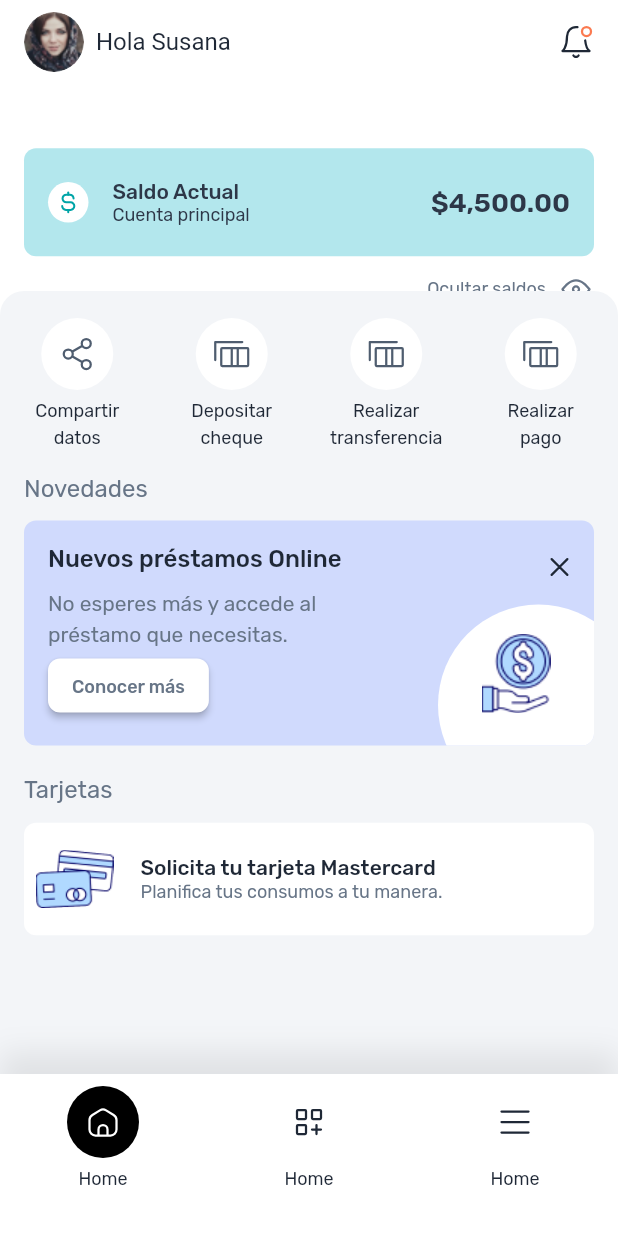
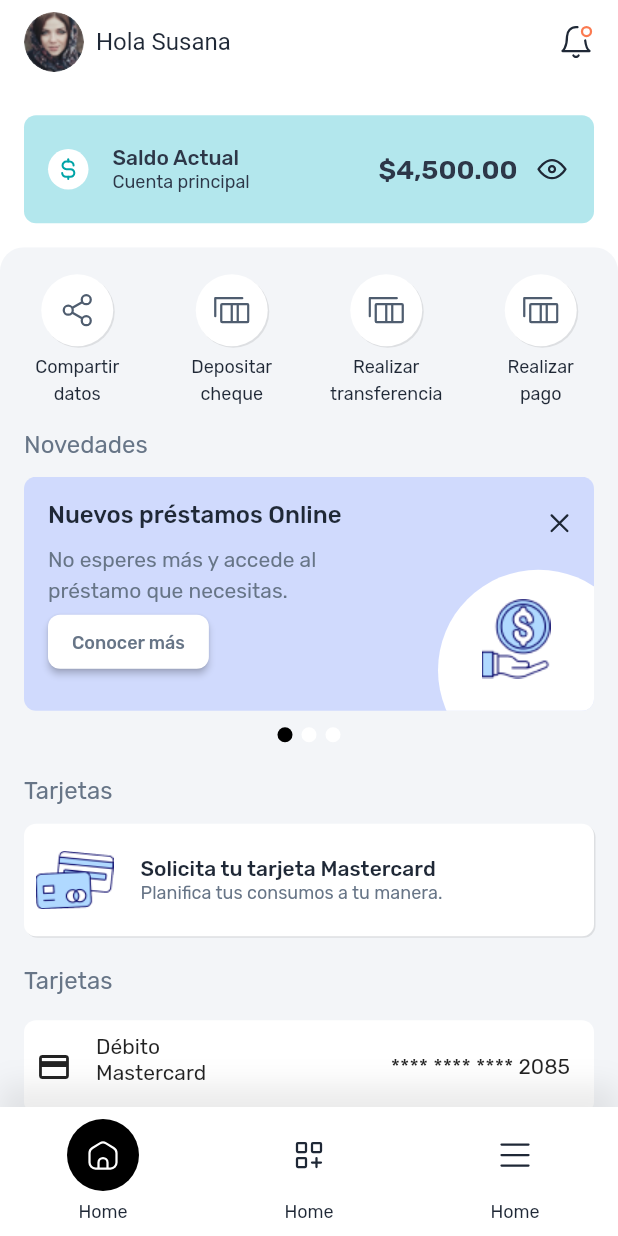
Before and after one commit to DCAccusys/facebank, a Flutter app: the screen it shows after launch, on a phone screen of 412 x 824 dp. Run offline on Flutter 3.47's test engine with Material 2 defaults, Android fonts, the phone set to English and light mode, and no system bars; drawn by our look-alikes of card_swiper; our stand-ins replace flutter_svg, get, google_fonts.

Commit message:
Advance with second home page with credit card item

```diff
--- a/lib/src/presentation/pages/home/home_page.dart
+++ b/lib/src/presentation/pages/home/home_page.dart
@@ -1,3 +1,4 @@
+import 'package:card_swiper/card_swiper.dart';
 import 'package:facebank/src/presentation/utils/responsive.dart';
 import 'package:flutter/material.dart';
 import 'package:flutter_svg/flutter_svg.dart';
@@ -5,20 +6,27 @@ import 'package:get/get.dart';
 
 import '../../widgets/horizontal_menu_item.dart';
 import 'home_page_controller.dart';
+import 'dart:io' show Platform;
 
 class HomePage extends GetView<HomeController> {
   HomePage({Key? key}) : super(key: key);
 
   @override
   Widget build(BuildContext context) {
+    final responsive = Responsive.of(context);
     return Scaffold(
-      body: CustomScrollView(
+      body: Stack(
+        children: [
+          Container(
+            width: double.infinity,
+            height: double.infinity,
+            child: CustomScrollView(
               physics: BouncingScrollPhysics(),
               slivers: [
                 SliverAppBar(
                   title: MyAppBar(),
                   pinned: true,
-            expandedHeight: 194.0,
+                  expandedHeight: responsive.hp(20),
                   flexibleSpace: FlexibleSpaceBar(
                     background: MyFlexiableAppBar(),
                   ),
@@ -26,9 +34,7 @@ class HomePage extends GetView<HomeController> {
                 SliverFillRemaining(
                   fillOverscroll: true,
                   hasScrollBody: false,
-            child: Stack(
-              children: [
-                Container(
+                  child: Container(
                     padding: EdgeInsets.only(
                       top: 18,
                     ),
@@ -83,8 +89,16 @@ class HomePage extends GetView<HomeController> {
                         ),
                         Container(
                           width: double.infinity,
-                        height: 150,
-                        margin: EdgeInsets.symmetric(horizontal: 16),
+                          height: 180,
+                          child: Swiper(
+                            itemBuilder: (BuildContext context, int index) {
+                              return Container(
+                                width: double.infinity,
+                                margin: EdgeInsets.only(
+                                  left: 16,
+                                  right: 16,
+                                  bottom: 24,
+                                ),
                                 decoration: BoxDecoration(
                                   borderRadius: BorderRadius.circular(8),
                                   color: Color(0xffD0DAFD),
@@ -100,7 +114,8 @@ class HomePage extends GetView<HomeController> {
                                           width: 134,
                                           height: 134,
                                           decoration: BoxDecoration(
-                                    borderRadius: BorderRadius.circular(150),
+                                            borderRadius:
+                                                BorderRadius.circular(150),
                                             color: Colors.white,
                                           ),
                                         ),
@@ -165,7 +180,8 @@ class HomePage extends GetView<HomeController> {
                                                 style: ElevatedButton.styleFrom(
                                                   shape: RoundedRectangleBorder(
                                                     borderRadius:
-                                                BorderRadius.circular(8),
+                                                        BorderRadius.circular(
+                                                            8),
                                                   ),
                                                   padding: EdgeInsets.symmetric(
                                                     vertical: 8,
@@ -179,6 +195,13 @@ class HomePage extends GetView<HomeController> {
                                         ),
                                       ),
                                     ],
+                                  ),
+                                ),
+                              );
+                            },
+                            itemCount: 3,
+                            pagination: SwiperPagination(
+                              margin: EdgeInsets.only(top: 0),
                             ),
                           ),
                         ),
@@ -213,7 +236,12 @@ class HomePage extends GetView<HomeController> {
                           decoration: BoxDecoration(
                               color: Colors.white,
                               borderRadius: BorderRadius.circular(8),
-                        ),
+                              boxShadow: [
+                                BoxShadow(
+                                  color: Colors.black.withOpacity(0.09),
+                                  offset: Offset(1, 1),
+                                )
+                              ]),
                           child: Row(
                             children: [
                               Image.asset('assets/images/cards.png'),
@@ -244,7 +272,67 @@ class HomePage extends GetView<HomeController> {
                               )
                             ],
                           ),
+                        ),
+                        SizedBox(
+                          height: 16,
+                        ),
+                        Row(
+                          children: [
+                            SizedBox(
+                              width: 16,
+                            ),
+                            Text(
+                              'Tarjetas',
+                              style: TextStyle(
+                                fontWeight: FontWeight.w400,
+                                fontSize: 16,
+                                color: Color(0xff677587),
+                                height: 1.5,
+                              ),
                             )
+                          ],
+                        ),
+                        SizedBox(
+                          height: 16,
+                        ),
+                        Container(
+                          margin: EdgeInsets.symmetric(horizontal: 16),
+                          width: double.infinity,
+                          height: 62,
+                          padding: EdgeInsets.symmetric(
+                              vertical: 9.5, horizontal: 8),
+                          decoration: BoxDecoration(
+                            color: Colors.white,
+                            borderRadius: BorderRadius.circular(8),
+                          ),
+                          child: Row(
+                            children: [
+                              Icon(Icons.credit_card),
+                              SizedBox(
+                                width: 16,
+                              ),
+                              Column(
+                                crossAxisAlignment: CrossAxisAlignment.start,
+                                children: [
+                                  Text('Débito'),
+                                  Text('Mastercard '),
+                                ],
+                              ),
+                              Spacer(),
+                              Text(' **** **** **** 2085'),
+                              SizedBox(
+                                width: 8,
+                              ),
+                            ],
+                          ),
+                        ),
+                        SizedBox(
+                          height: 120,
+                        ),
+                      ],
+                    ),
+                  ),
+                ),
               ],
             ),
           ),
@@ -252,19 +340,33 @@ class HomePage extends GetView<HomeController> {
             bottom: 0,
             right: 0,
             left: 0,
-                  child: Container(
-                    padding: EdgeInsets.only(top: 8, bottom: 30),
+            child: BottomMenu(),
+          )
+        ],
+      ),
+    );
+  }
+}
+
+class BottomMenu extends StatelessWidget {
+  const BottomMenu({
+    Key? key,
+  }) : super(key: key);
+
+  @override
+  Widget build(BuildContext context) {
+    return Container(
+      padding: EdgeInsets.only(top: 8, bottom: Platform.isIOS ? 30 : 8),
       width: double.infinity,
       decoration: BoxDecoration(
         color: Colors.white,
         boxShadow: [
           BoxShadow(
             color: Colors.black.withOpacity(0.08),
-                          offset: Offset(0,-15),
+            offset: Offset(0, -15),
             blurRadius: 15,
-
           )
-                      ]
+        ],
       ),
       child: Row(
         children: [
@@ -272,21 +374,17 @@ class HomePage extends GetView<HomeController> {
             label: 'Home',
             iconPath: 'assets/images/home-simple-door.svg',
             isActive: true,
+            isBottomMenu: true,
           ),
           HorizontalMenuItem(
             label: 'Home',
             iconPath: 'assets/images/grid-add.svg',
+            isBottomMenu: true,
           ),
           HorizontalMenuItem(
             label: 'Home',
             iconPath: 'assets/images/menu.svg',
-                        ),
-                      ],
-                    ),
-                  ),
-                )
-              ],
-            ),
+            isBottomMenu: true,
           ),
         ],
       ),
@@ -295,14 +393,9 @@ class HomePage extends GetView<HomeController> {
 }
 
 class MyAppBar extends StatelessWidget {
-  final double barHeight = 66.0;
-
-  const MyAppBar();
-
   @override
   Widget build(BuildContext context) {
-    return Container(
-      child: Row(
+    return Row(
       mainAxisAlignment: MainAxisAlignment.spaceBetween,
       children: <Widget>[
         Row(
@@ -315,7 +408,9 @@ class MyAppBar extends StatelessWidget {
                 decoration: BoxDecoration(
                   borderRadius: BorderRadius.circular(100),
                   image: DecorationImage(
-                          image: AssetImage('assets/images/profile-demo.png'))),
+                    image: AssetImage('assets/images/profile-demo.png'),
+                  ),
+                ),
               ),
             ),
             SizedBox(
@@ -333,27 +428,19 @@ class MyAppBar extends StatelessWidget {
         ),
         SvgPicture.asset('assets/images/bell-notification.svg')
       ],
-      ),
     );
   }
 }
 
 class MyFlexiableAppBar extends StatelessWidget {
-  final double appBarHeight = 66.0;
-
-  const MyFlexiableAppBar();
-
   @override
   Widget build(BuildContext context) {
-    final double statusBarHeight = MediaQuery.of(context).padding.top;
-    final responsive = Responsive.of(context);
-    return new Container(
-      padding: new EdgeInsets.only(
-        top: responsive.hp(12),
+    return Stack(
+      children: [
+        Positioned(
           left: 16,
           right: 16,
-      ),
-      height: statusBarHeight + appBarHeight,
+          bottom: 16,
           child: Column(
             children: [
               Container(
@@ -411,32 +498,21 @@ class MyFlexiableAppBar extends StatelessWidget {
                         fontSize: 18,
                         color: Color(0xff2D3748),
                       ),
+                    ),
+                    SizedBox(
+                      width: 11,
+                    ),
+                    SvgPicture.asset(
+                      'assets/images/eye-empty.svg',
+                      color: Color(0xff1F2836),
+                    )
+                  ],
+                ),
               )
             ],
           ),
         ),
-          SizedBox(
-            height: 10,
-          ),
-          Row(
-            mainAxisAlignment: MainAxisAlignment.end,
-            children: [
-              Text(
-                'Ocultar saldos',
-                style: TextStyle(
-                  fontWeight: FontWeight.w400,
-                  fontSize: 12,
-                  color: Color(0xff677587),
-                ),
-              ),
-              SizedBox(
-                width: 8,
-              ),
-              SvgPicture.asset('assets/images/eye-empty.svg')
       ],
-          ),
-        ],
-      ),
     );
   }
 }
--- a/lib/src/presentation/widgets/horizontal_menu_item.dart
+++ b/lib/src/presentation/widgets/horizontal_menu_item.dart
@@ -6,6 +6,7 @@ class HorizontalMenuItem extends StatelessWidget {
   final String iconPath;
   final VoidCallback? onPressed;
   final bool? isActive;
+  final bool isBottomMenu;
 
   const HorizontalMenuItem({
     super.key,
@@ -13,6 +14,7 @@ class HorizontalMenuItem extends StatelessWidget {
     required this.iconPath,
     this.onPressed,
     this.isActive,
+    this.isBottomMenu = false,
   });
 
   @override
@@ -28,10 +30,21 @@ class HorizontalMenuItem extends StatelessWidget {
               decoration: BoxDecoration(
                 color: this.isActive ?? false ? Colors.black : Colors.white,
                 borderRadius: BorderRadius.circular(100),
+                boxShadow: [
+                  this.isBottomMenu
+                      ? BoxShadow(
+                          color: Colors.transparent,
+                        )
+                      : BoxShadow(
+                          color: Colors.black.withOpacity(0.09),
+                          offset: Offset(1, 1),
+                        )
+                ],
               ),
               child: Center(
                 child: SvgPicture.asset(this.iconPath),
-                )),
+              ),
+            ),
             SizedBox(
               height: 4,
             ),
--- a/pubspec.yaml
+++ b/pubspec.yaml
@@ -27,6 +27,7 @@ environment:
 # the latest version available on pub.dev. To see which dependencies have newer
 # versions available, run `flutter pub outdated`.
 dependencies:
+  card_swiper: ^2.0.4
   cupertino_icons: ^1.0.2
   flutter:
     sdk: flutter
```
Also changed, not shown: pubspec.lock. Lines whose indentation alone changed are shown as unchanged.
